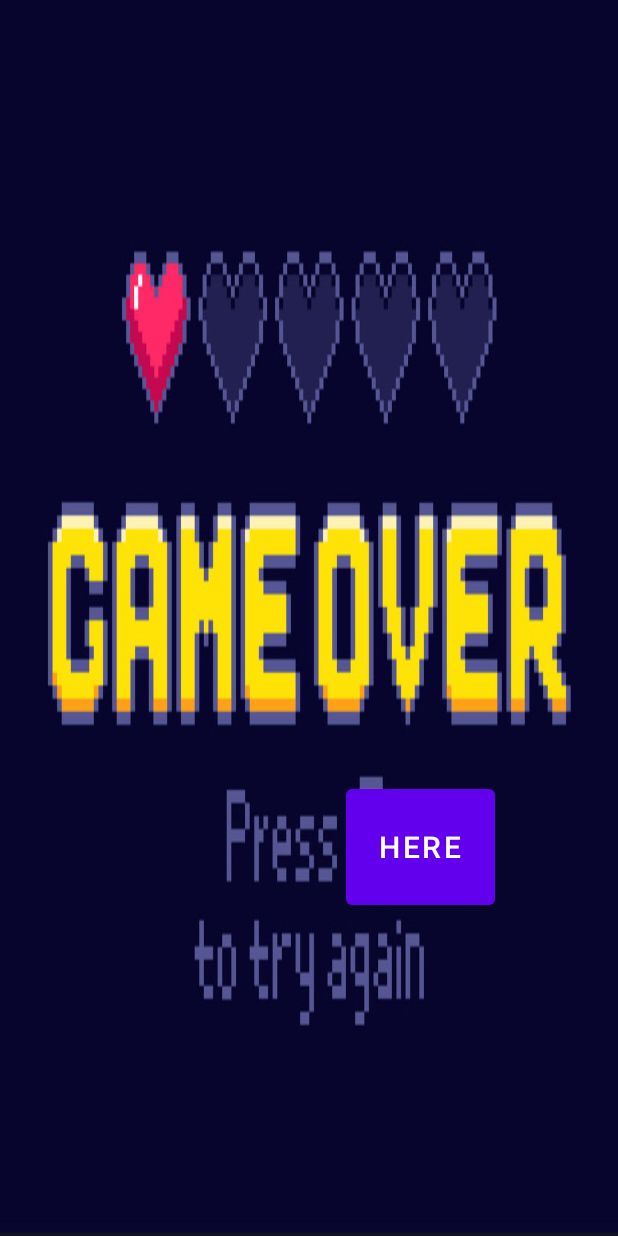
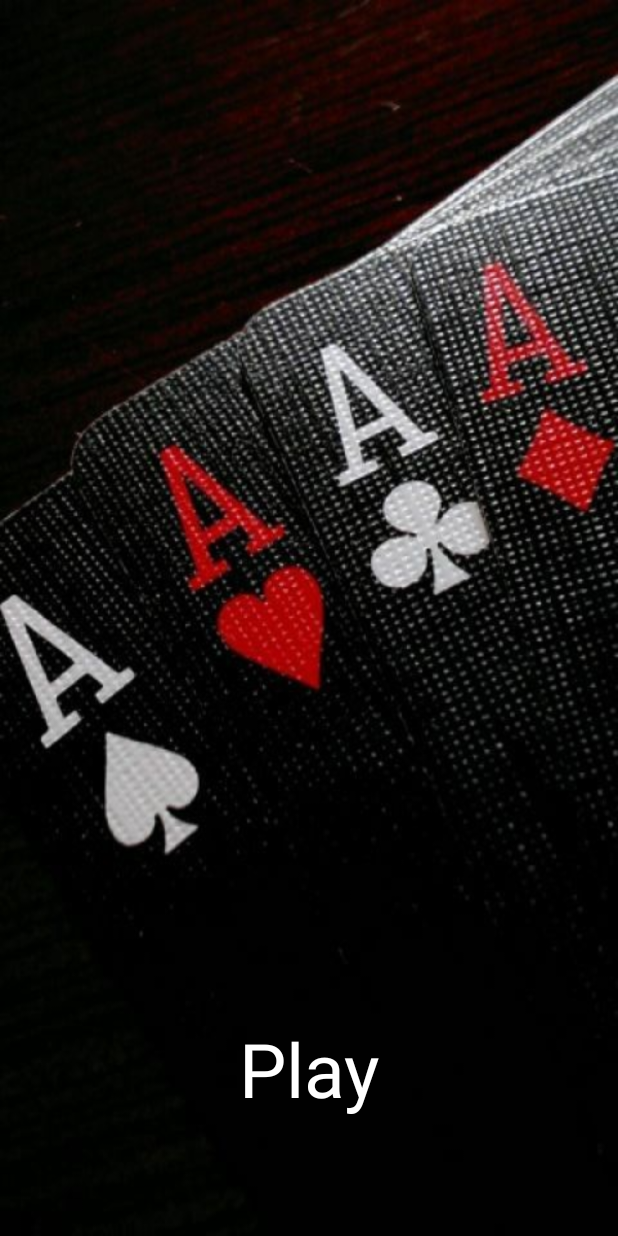
Before and after one commit to JonasB91/CardgameExamApp, an Android app: the layout activity_welcome.xml on its own in the app's theme, with its tools: preview values and no code run, on a phone screen of 412 x 824 dp. Run offline under Robolectric (Android 15) with nearby library versions, the phone set to English and light mode, and no system bars.

Commit message:
La k klasser i egna filer och fixade welcomeactivity

```diff
--- a/app/src/main/res/layout/activity_lose.xml
+++ b/app/src/main/res/layout/activity_welcome.xml
@@ -4,19 +4,20 @@
     xmlns:tools="http://schemas.android.com/tools"
     android:layout_width="match_parent"
     android:layout_height="match_parent"
-    android:background="@drawable/gameover"
-    tools:context=".ActivityLose">
+    tools:context=".Activity_Welcome"
+    android:background="@drawable/welcome"
+    >
 
-    <Button
-        android:id="@+id/loseButton"
-        android:layout_width="99dp"
-        android:layout_height="89dp"
-        android:text="Here"
-        android:textSize="20sp"
+    <TextView
+        android:id="@+id/textView"
+        android:layout_width="wrap_content"
+        android:layout_height="wrap_content"
+        android:layout_marginTop="600dp"
+        android:text="Play"
+        android:textSize="50dp"
+        android:textColor="@color/white"
         app:layout_constraintBottom_toBottomOf="parent"
         app:layout_constraintEnd_toEndOf="parent"
-        app:layout_constraintHorizontal_bias="0.737"
         app:layout_constraintStart_toStartOf="parent"
-        app:layout_constraintTop_toTopOf="parent"
-        app:layout_constraintVertical_bias="0.708" />
+        app:layout_constraintTop_toTopOf="parent" />
 </androidx.constraintlayout.widget.ConstraintLayout>
```
Also changed, not shown: app/src/main/AndroidManifest.xml (+9 -0 lines), app/src/main/java/com/example/myexaminationapplication/ActivityLose.kt (deleted, +0 -24 lines), app/src/main/java/com/example/myexaminationapplication/Activity_Welcome.kt (added, +24 -0 lines), app/src/main/java/com/example/myexaminationapplication/Card.kt (added, +9 -0 lines), app/src/main/java/com/example/myexaminationapplication/CardsList.kt (added, +128 -0 lines), app/src/main/java/com/example/myexaminationapplication/MainActivity.kt (+12 -143 lines), app/src/main/res/drawable/welcome.jpeg (added).
